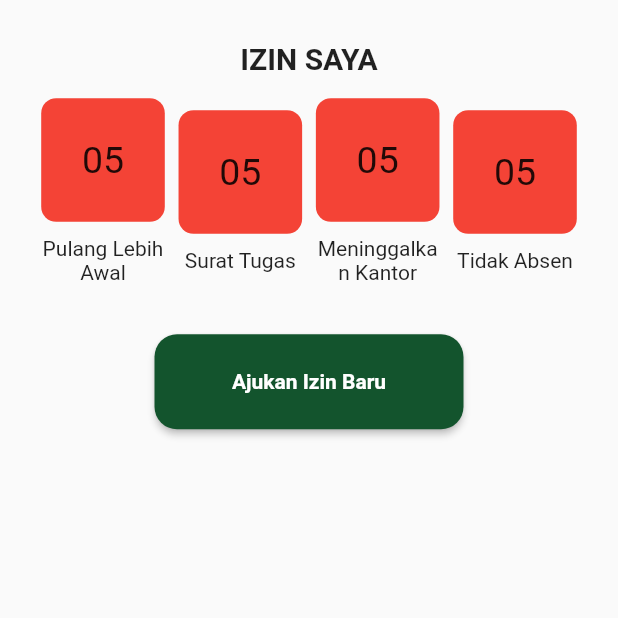
After one commit to sedjierichson/Skripsi-Presensi, a Flutter app: the ListIzin screen opened directly, on a phone screen of 412 x 824 dp, the top half of it. The commit adds this screen. Run offline on Flutter 3.47's test engine with Material 2 defaults, Android fonts, the light colour scheme and no system bars; our stand-ins replace flutter_datetime_picker, flutter_local_notifications, font_awesome_flutter, get_storage, hexcolor, quickalert and 1 more; missing offline and left inert: flutter_verification_code; accounts and stored records are empty.

Commit message:
update alert jadi globals, tambah page list izin

```diff
--- /dev/null
+++ b/aplikasi_presensi/lib/Pages/Izin/list_izin.dart
@@ -0,0 +1,183 @@
+// ignore_for_file: prefer_const_constructors
+
+import 'package:aplikasi_presensi/Pages/Izin/menu_izin.dart';
+import 'package:flutter/material.dart';
+import 'package:flutter/src/widgets/framework.dart';
+import 'package:flutter/src/widgets/placeholder.dart';
+import 'package:hexcolor/hexcolor.dart';
+
+class ListIzin extends StatefulWidget {
+  const ListIzin({super.key});
+
+  @override
+  State<ListIzin> createState() => _ListIzinState();
+}
+
+class _ListIzinState extends State<ListIzin> {
+  void pindahKePilihTipeIzin() {
+    Navigator.of(context).push(MaterialPageRoute(builder: (context) {
+      return const MenuIzin();
+    }));
+  }
+
+  @override
+  Widget build(BuildContext context) {
+    return Scaffold(
+      body: SafeArea(
+        child: Center(
+          child: Padding(
+            padding: EdgeInsets.all(MediaQuery.of(context).size.width / 15),
+            child: Column(
+              children: [
+                Text(
+                  'IZIN SAYA',
+                  style: TextStyle(
+                    fontWeight: FontWeight.bold,
+                    fontSize: 20,
+                  ),
+                ),
+                SizedBox(
+                  height: 15,
+                ),
+                Row(
+                  mainAxisAlignment: MainAxisAlignment.spaceBetween,
+                  children: [
+                    Column(
+                      children: [
+                        Container(
+                          alignment: Alignment.center,
+                          width: MediaQuery.of(context).size.width / 5,
+                          height: MediaQuery.of(context).size.width / 5,
+                          decoration: BoxDecoration(
+                            color: Colors.red,
+                            borderRadius: BorderRadius.circular(10),
+                          ),
+                          child: Text(
+                            '05',
+                            style: TextStyle(fontSize: 25),
+                          ),
+                        ),
+                        SizedBox(
+                          height: 10,
+                        ),
+                        Container(
+                          width: MediaQuery.of(context).size.width / 5,
+                          child: Text(
+                            'Pulang Lebih Awal',
+                            textAlign: TextAlign.center,
+                          ),
+                        )
+                      ],
+                    ),
+                    Column(
+                      children: [
+                        Container(
+                          alignment: Alignment.center,
+                          width: MediaQuery.of(context).size.width / 5,
+                          height: MediaQuery.of(context).size.width / 5,
+                          decoration: BoxDecoration(
+                            color: Colors.red,
+                            borderRadius: BorderRadius.circular(10),
+                          ),
+                          child: Text(
+                            '05',
+                            style: TextStyle(fontSize: 25),
+                          ),
+                        ),
+                        SizedBox(
+                          height: 10,
+                        ),
+                        Container(
+                          width: MediaQuery.of(context).size.width / 5,
+                          child: Text(
+                            'Surat Tugas',
+                            textAlign: TextAlign.center,
+                          ),
+                        )
+                      ],
+                    ),
+                    Column(
+                      children: [
+                        Container(
+                          alignment: Alignment.center,
+                          width: MediaQuery.of(context).size.width / 5,
+                          height: MediaQuery.of(context).size.width / 5,
+                          decoration: BoxDecoration(
+                            color: Colors.red,
+                            borderRadius: BorderRadius.circular(10),
+                          ),
+                          child: Text(
+                            '05',
+                            style: TextStyle(fontSize: 25),
+                          ),
+                        ),
+                        SizedBox(
+                          height: 10,
+                        ),
+                        Container(
+                          width: MediaQuery.of(context).size.width / 5,
+                          child: Text(
+                            'Meninggalkan Kantor',
+                            textAlign: TextAlign.center,
+                          ),
+                        )
+                      ],
+                    ),
+                    Column(
+                      children: [
+                        Container(
+                          alignment: Alignment.center,
+                          width: MediaQuery.of(context).size.width / 5,
+                          height: MediaQuery.of(context).size.width / 5,
+                          decoration: BoxDecoration(
+                            color: Colors.red,
+                            borderRadius: BorderRadius.circular(10),
+                          ),
+                          child: Text(
+                            '05',
+                            style: TextStyle(fontSize: 25),
+                          ),
+                        ),
+                        SizedBox(
+                          height: 10,
+                        ),
+                        Container(
+                          width: MediaQuery.of(context).size.width / 5,
+                          child: Text(
+                            'Tidak Absen',
+                            textAlign: TextAlign.center,
+                          ),
+                        )
+                      ],
+                    ),
+                  ],
+                ),
+                Padding(
+                  padding: EdgeInsets.only(
+                      top: MediaQuery.of(context).size.height / 25),
+                  child: SizedBox(
+                    width: MediaQuery.of(context).size.width / 2,
+                    height: MediaQuery.of(context).size.height / 13,
+                    child: MaterialButton(
+                      shape: RoundedRectangleBorder(
+                          borderRadius: BorderRadius.circular(15)),
+                      color: HexColor('#13542D'),
+                      onPressed: () {
+                        pindahKePilihTipeIzin();
+                      },
+                      child: Text(
+                        'Ajukan Izin Baru',
+                        style: TextStyle(
+                            fontWeight: FontWeight.bold, color: Colors.white),
+                      ),
+                    ),
+                  ),
+                ),
+              ],
+            ),
+          ),
+        ),
+      ),
+    );
+  }
+}
--- a/aplikasi_presensi/lib/Pages/Izin/pulang_awal.dart
+++ b/aplikasi_presensi/lib/Pages/Izin/pulang_awal.dart
@@ -29,10 +29,11 @@ class _PulangLebihAwalState extends State<PulangLebihAwal> {
       alasan = tfAlasanLainnyaIzin.text.toString();
     }
     if (tfTanggalIzin.text != "" && tfJamIzin.text != "" && alasan != "") {
+      // print(globals.currentPegawai.nik);
       try {
         await db.insertFormPulangAwal(
-          int.parse(globals.currentPegawai.nik),
-          int.parse(globals.currentPegawai.nik_atasan),
+          globals.currentPegawai.nik,
+          globals.currentPegawai.nik_atasan,
           tanggalIzin.toString(),
           tfJamIzin.text.toString(),
           alasan!,
--- a/aplikasi_presensi/lib/Pages/Izin/surat_tugas.dart
+++ b/aplikasi_presensi/lib/Pages/Izin/surat_tugas.dart
@@ -58,8 +58,8 @@ class _SuratTugasState extends State<SuratTugas> {
         tfUraianTugas.text != "") {
       try {
         await db.insertFormSuratTugas(
-            int.parse(globals.currentPegawai.nik),
-            int.parse(globals.currentPegawai.nik_atasan),
+            globals.currentPegawai.nik,
+            globals.currentPegawai.nik_atasan,
             tanggal_awal!.toString(),
             tanggal_akhir!.toString(),
             tfUraianTugas.text.toString(),
--- a/aplikasi_presensi/lib/Pages/Izin/tidak_absen.dart
+++ b/aplikasi_presensi/lib/Pages/Izin/tidak_absen.dart
@@ -48,8 +48,8 @@ class _PemberitahuanTidakAbsenState extends State<PemberitahuanTidakAbsen> {
         alasan != "") {
       try {
         await db.insertFormLupaAbsen(
-          int.parse(globals.currentPegawai.nik),
-          int.parse(globals.currentPegawai.nik_atasan),
+          globals.currentPegawai.nik,
+          globals.currentPegawai.nik_atasan,
           tanggalIzin!.toString(),
           tfJamMasuk.text.toString(),
           tfJamKeluar.text.toString(),
--- a/aplikasi_presensi/lib/Pages/PIN Login/verif_pin.dart
+++ b/aplikasi_presensi/lib/Pages/PIN Login/verif_pin.dart
@@ -9,6 +9,7 @@ import 'package:flutter/src/widgets/placeholder.dart';
 import 'package:flutter_verification_code/flutter_verification_code.dart';
 import 'package:quickalert/quickalert.dart';
 import 'package:quickalert/widgets/quickalert_dialog.dart';
+import 'package:aplikasi_presensi/globals.dart' as globals;
 
 class VerifPin extends StatefulWidget {
   final String pinLogin;
--- a/aplikasi_presensi/lib/Pages/bottom_navbar.dart
+++ b/aplikasi_presensi/lib/Pages/bottom_navbar.dart
@@ -1,5 +1,6 @@
 // ignore_for_file: prefer_const_constructors
 
+import 'package:aplikasi_presensi/Pages/Izin/list_izin.dart';
 import 'package:aplikasi_presensi/Pages/Izin/menu_izin.dart';
 import 'package:aplikasi_presensi/Pages/home_page.dart';
 import 'package:aplikasi_presensi/Pages/other_page.dart';
@@ -50,7 +51,6 @@ class _BottomNavBarState extends State<BottomNavBar> {
         activeColor: HexColor('#FFA133'),
         inactiveColor: Colors.white,
       ),
-
       tabBuilder: ((context, index) {
         switch (index) {
           case 0:
@@ -69,7 +69,7 @@ class _BottomNavBarState extends State<BottomNavBar> {
           case 2:
             return CupertinoTabView(builder: (context) {
               return CupertinoPageScaffold(
-                child: MenuIzin(),
+                child: ListIzin(),
               );
             });
           case 3:
```
Also changed, not shown: aplikasi_presensi/lib/Pages/PIN Login/enter_pin.dart (+3 -7 lines), aplikasi_presensi/lib/Pages/login_screen.dart (+5 -15 lines), aplikasi_presensi/lib/api/dbservices_form_izin.dart (+7 -6 lines), aplikasi_presensi/lib/globals.dart (+46 -0 lines).
